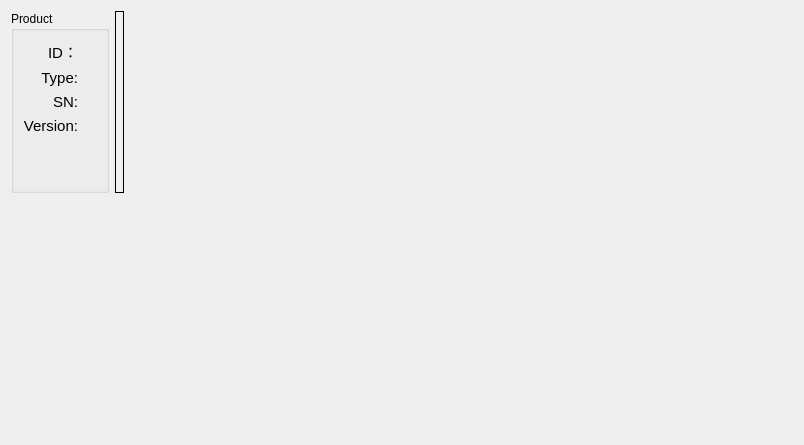
Qt form source/wnd/h2product.ui (ww4u/mct-t4) before a commit.
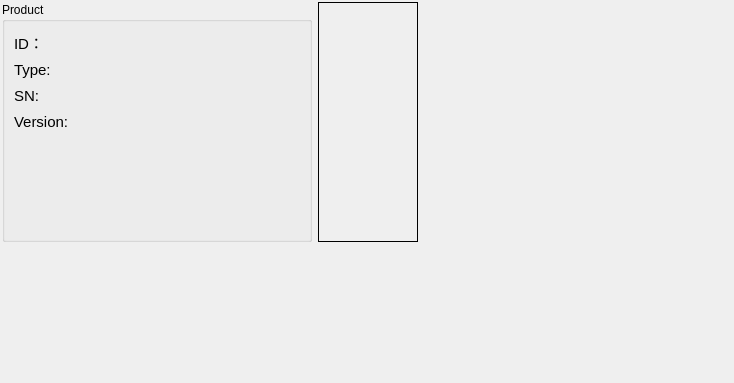
The same form after that commit. Icons and pictures are not drawn.

What changed in the file:
```diff
--- a/source/wnd/h2product.ui
+++ b/source/wnd/h2product.ui
@@ -6,14 +6,26 @@
    <rect>
     <x>0</x>
     <y>0</y>
-    <width>804</width>
-    <height>445</height>
+    <width>734</width>
+    <height>383</height>
    </rect>
   </property>
   <property name="windowTitle">
    <string>Form</string>
   </property>
   <layout class="QGridLayout" name="gridLayout_2">
+   <property name="leftMargin">
+    <number>2</number>
+   </property>
+   <property name="topMargin">
+    <number>2</number>
+   </property>
+   <property name="rightMargin">
+    <number>2</number>
+   </property>
+   <property name="bottomMargin">
+    <number>2</number>
+   </property>
    <item row="0" column="2">
     <spacer name="horizontalSpacer">
      <property name="orientation">
@@ -21,7 +33,7 @@
      </property>
      <property name="sizeHint" stdset="0">
       <size>
-       <width>603</width>
+       <width>50</width>
        <height>20</height>
       </size>
      </property>
@@ -42,6 +54,12 @@
    </item>
    <item row="0" column="1">
     <widget class="QLabel" name="label_picture">
+     <property name="minimumSize">
+      <size>
+       <width>100</width>
+       <height>100</height>
+      </size>
+     </property>
      <property name="frameShape">
       <enum>QFrame::Box</enum>
      </property>
@@ -55,6 +73,12 @@
    </item>
    <item row="0" column="0">
     <widget class="QGroupBox" name="groupBox">
+     <property name="minimumSize">
+      <size>
+       <width>310</width>
+       <height>240</height>
+      </size>
+     </property>
      <property name="font">
       <font>
        <pointsize>9</pointsize>
@@ -64,20 +88,23 @@
       <string>Product</string>
      </property>
      <layout class="QGridLayout" name="gridLayout">
-      <property name="horizontalSpacing">
-       <number>10</number>
-      </property>
-      <property name="verticalSpacing">
+      <property name="spacing">
        <number>6</number>
       </property>
       <item row="0" column="1">
        <widget class="QLabel" name="label_ip">
         <property name="sizePolicy">
-         <sizepolicy hsizetype="Preferred" vsizetype="Fixed">
+         <sizepolicy hsizetype="Minimum" vsizetype="Minimum">
           <horstretch>0</horstretch>
           <verstretch>0</verstretch>
          </sizepolicy>
         </property>
+        <property name="minimumSize">
+         <size>
+          <width>200</width>
+          <height>20</height>
+         </size>
+        </property>
         <property name="font">
          <font>
           <family>Arial</family>
@@ -103,6 +130,18 @@
       </item>
       <item row="0" column="0">
        <widget class="QLabel" name="labelAddressTip">
+        <property name="sizePolicy">
+         <sizepolicy hsizetype="Minimum" vsizetype="Minimum">
+          <horstretch>0</horstretch>
+          <verstretch>0</verstretch>
+         </sizepolicy>
+        </property>
+        <property name="minimumSize">
+         <size>
+          <width>80</width>
+          <height>20</height>
+         </size>
+        </property>
         <property name="font">
          <font>
           <pointsize>11</pointsize>
@@ -112,7 +151,7 @@
          <string>ID：</string>
         </property>
         <property name="alignment">
-         <set>Qt::AlignRight|Qt::AlignTrailing|Qt::AlignVCenter</set>
+         <set>Qt::AlignLeading|Qt::AlignLeft|Qt::AlignVCenter</set>
         </property>
         <property name="indent">
          <number>0</number>
@@ -121,6 +160,18 @@
       </item>
       <item row="2" column="0">
        <widget class="QLabel" name="label_5">
+        <property name="sizePolicy">
+         <sizepolicy hsizetype="Minimum" vsizetype="Minimum">
+          <horstretch>0</horstretch>
+          <verstretch>0</verstretch>
+         </sizepolicy>
+        </property>
+        <property name="minimumSize">
+         <size>
+          <width>80</width>
+          <height>20</height>
+         </size>
+        </property>
         <property name="font">
          <font>
           <pointsize>11</pointsize>
@@ -130,7 +181,7 @@
          <string>SN:</string>
         </property>
         <property name="alignment">
-         <set>Qt::AlignRight|Qt::AlignTrailing|Qt::AlignVCenter</set>
+         <set>Qt::AlignLeading|Qt::AlignLeft|Qt::AlignVCenter</set>
         </property>
         <property name="indent">
          <number>0</number>
@@ -140,11 +191,17 @@
       <item row="2" column="1">
        <widget class="QLabel" name="label_sn">
         <property name="sizePolicy">
-         <sizepolicy hsizetype="Preferred" vsizetype="Fixed">
+         <sizepolicy hsizetype="Minimum" vsizetype="Minimum">
           <horstretch>0</horstretch>
           <verstretch>0</verstretch>
          </sizepolicy>
         </property>
+        <property name="minimumSize">
+         <size>
+          <width>200</width>
+          <height>20</height>
+         </size>
+        </property>
         <property name="font">
          <font>
           <family>Arial</family>
@@ -171,11 +228,17 @@
       <item row="1" column="1">
        <widget class="QLabel" name="label_type">
         <property name="sizePolicy">
-         <sizepolicy hsizetype="Preferred" vsizetype="Fixed">
+         <sizepolicy hsizetype="Minimum" vsizetype="Minimum">
           <horstretch>0</horstretch>
           <verstretch>0</verstretch>
          </sizepolicy>
         </property>
+        <property name="minimumSize">
+         <size>
+          <width>200</width>
+          <height>20</height>
+         </size>
+        </property>
         <property name="font">
          <font>
           <family>Arial</family>
@@ -201,6 +264,18 @@
       </item>
       <item row="1" column="0">
        <widget class="QLabel" name="label_3">
+        <property name="sizePolicy">
+         <sizepolicy hsizetype="Minimum" vsizetype="Minimum">
+          <horstretch>0</horstretch>
+          <verstretch>0</verstretch>
+         </sizepolicy>
+        </property>
+        <property name="minimumSize">
+         <size>
+          <width>80</width>
+          <height>20</height>
+         </size>
+        </property>
         <property name="font">
          <font>
           <pointsize>11</pointsize>
@@ -210,7 +285,7 @@
          <string>Type:</string>
         </property>
         <property name="alignment">
-         <set>Qt::AlignRight|Qt::AlignTrailing|Qt::AlignVCenter</set>
+         <set>Qt::AlignLeading|Qt::AlignLeft|Qt::AlignVCenter</set>
         </property>
         <property name="indent">
          <number>0</number>
@@ -233,11 +308,17 @@
       <item row="3" column="1">
        <widget class="QLabel" name="label_version">
         <property name="sizePolicy">
-         <sizepolicy hsizetype="Preferred" vsizetype="Fixed">
+         <sizepolicy hsizetype="Minimum" vsizetype="Minimum">
           <horstretch>0</horstretch>
           <verstretch>0</verstretch>
          </sizepolicy>
         </property>
+        <property name="minimumSize">
+         <size>
+          <width>200</width>
+          <height>20</height>
+         </size>
+        </property>
         <property name="font">
          <font>
           <family>Arial</family>
@@ -263,6 +344,18 @@
       </item>
       <item row="3" column="0">
        <widget class="QLabel" name="label_7">
+        <property name="sizePolicy">
+         <sizepolicy hsizetype="Minimum" vsizetype="Minimum">
+          <horstretch>0</horstretch>
+          <verstretch>0</verstretch>
+         </sizepolicy>
+        </property>
+        <property name="minimumSize">
+         <size>
+          <width>80</width>
+          <height>20</height>
+         </size>
+        </property>
         <property name="font">
          <font>
           <pointsize>11</pointsize>
@@ -272,7 +365,7 @@
          <string>Version:</string>
         </property>
         <property name="alignment">
-         <set>Qt::AlignRight|Qt::AlignTrailing|Qt::AlignVCenter</set>
+         <set>Qt::AlignLeading|Qt::AlignLeft|Qt::AlignVCenter</set>
         </property>
         <property name="indent">
          <number>0</number>
```
